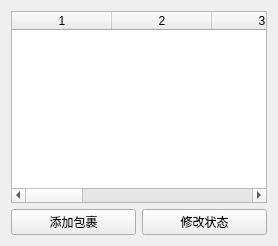
Above: views/PackageView.ui from LittleChiu/ExpressManager before the change. Below: the same form after it.
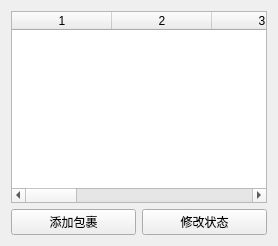
That is the form after the change.

What changed in the file:
```diff
--- a/views/PackageView.ui
+++ b/views/PackageView.ui
@@ -9,7 +9,7 @@
    <item>
     <widget class="QTableWidget" name="packageTableWidget">
      <property name="columnCount">
-      <number>8</number>
+      <number>9</number>
      </property>
      <property name="horizontalHeaderLabels">
       <stringlist>
```
Left out of the diff: 1 changed line with no effect on the pictures.
